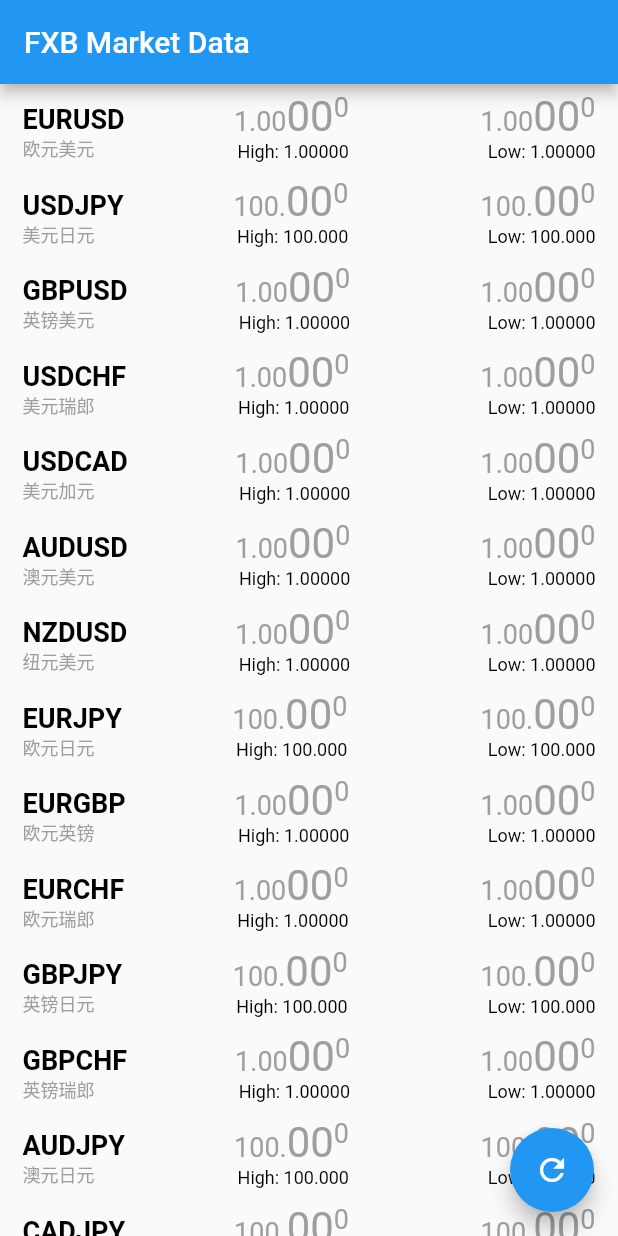
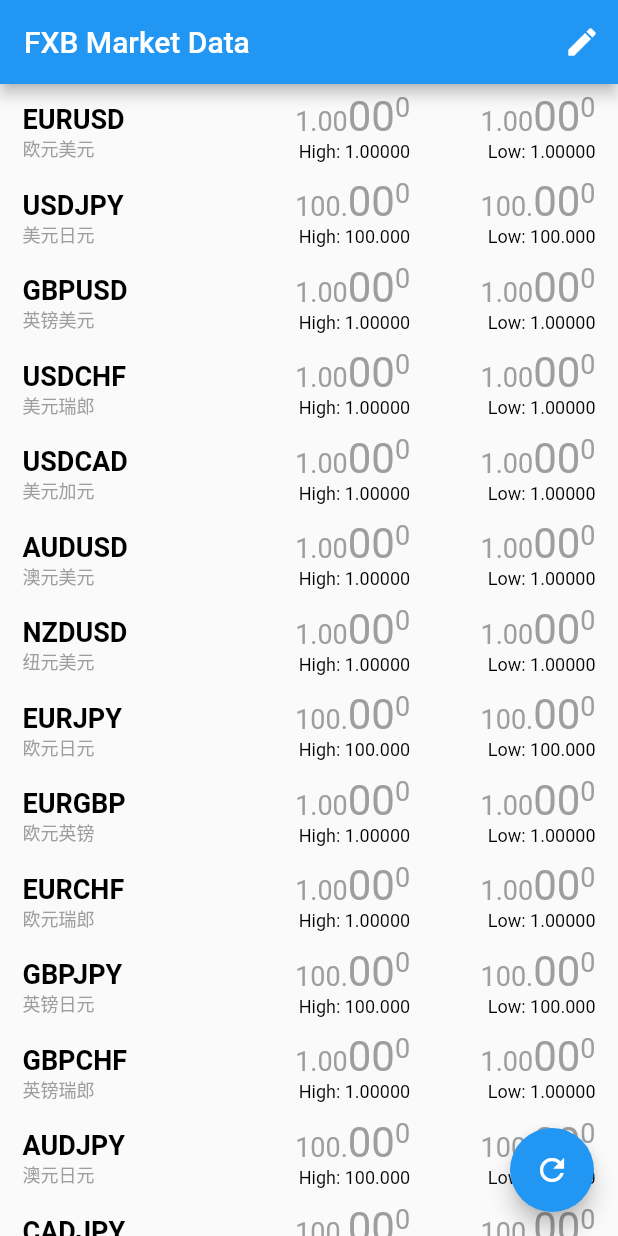
Before and after one commit to carlosxl/teaser, a Flutter app: the screen it shows after launch, on a phone screen of 412 x 824 dp. Run offline on Flutter 3.47's test engine with Material 2 defaults, Android fonts, the phone set to English and light mode, and no system bars; our stand-ins replace flutter_redux, redux.

```diff
--- a/lib/localizations.dart
+++ b/lib/localizations.dart
@@ -19,6 +19,10 @@ class AppLocalizations {
 
   String get title => Intl.message(
         '金汇行情',
+      );
+
+  String get editTitle => Intl.message(
+        '编辑行情列表',
       );
 
   String get highPrice => Intl.message(
--- a/lib/main.dart
+++ b/lib/main.dart
@@ -6,6 +6,7 @@ import 'package:my_project/actions/actions.dart';
 import 'package:my_project/localizations.dart';
 import 'package:my_project/middleware/app_state_middleware.dart';
 import 'package:my_project/models/app_store.dart';
+import 'package:my_project/presentation/edit_list_screen.dart';
 import 'package:my_project/presentation/market_data_screen.dart';
 import 'package:my_project/reducers/app_state_reducer.dart';
 import 'package:my_project/routes.dart';
@@ -23,7 +24,7 @@ class FxbMarketDataApp extends StatelessWidget {
 
   @override
   Widget build(BuildContext context) {
-    onRefresh () async {
+    onRefresh() {
       final CompletableAction action = CompletableAction();
       store.dispatch(action);
 
@@ -44,8 +45,11 @@ class FxbMarketDataApp extends StatelessWidget {
           const Locale('en', 'US'),
         ],
         routes: {
-          FxbMarketDataRoutes.home: (BuildContext context) {
+          AppRoutes.home: (BuildContext context) {
             return MarketDataScreen(onRefresh: onRefresh);
+          },
+          AppRoutes.edit: (BuildContext context) {
+            return EditListScreen();
           },
         },
       ),
--- a/lib/presentation/market_data_row.dart
+++ b/lib/presentation/market_data_row.dart
@@ -36,6 +36,8 @@ class MarketDataRow extends StatelessWidget {
 
   @override
   Widget build(BuildContext context) {
+    double witdh_40 = MediaQuery.of(context).size.width * 0.4;
+
     return Container(
       child: Container(
         padding: EdgeInsets.symmetric(vertical: 5.0),
@@ -44,7 +46,8 @@ class MarketDataRow extends StatelessWidget {
           crossAxisAlignment: CrossAxisAlignment.end,
           children: <Widget>[
             Container(
-              padding: EdgeInsets.only(left: 15.0),
+              width: witdh_40,
+              padding: EdgeInsets.symmetric(horizontal: 15.0),
               child: Column(
                 crossAxisAlignment: CrossAxisAlignment.start,
                 children: <Widget>[
@@ -60,7 +63,7 @@ class MarketDataRow extends StatelessWidget {
               ),
             ),
             Container(
-              padding: EdgeInsets.symmetric(horizontal: 30.0),
+              padding: EdgeInsets.symmetric(horizontal: 15.0),
               child: Column(
                 crossAxisAlignment: CrossAxisAlignment.end,
                 children: <Widget>[
--- a/lib/presentation/market_data_screen.dart
+++ b/lib/presentation/market_data_screen.dart
@@ -4,6 +4,7 @@ import 'package:flutter_redux/flutter_redux.dart';
 import 'package:my_project/containers/market_data.dart';
 import 'package:my_project/localizations.dart';
 import 'package:my_project/models/app_store.dart';
+import 'package:my_project/routes.dart';
 
 class MarketDataScreen extends StatelessWidget {
   final onRefresh;
@@ -17,6 +18,14 @@ class MarketDataScreen extends StatelessWidget {
         return Scaffold(
           appBar: AppBar(
             title: Text(AppLocalizations.of(context).title),
+            actions: <Widget>[
+              IconButton(
+                icon: Icon(Icons.edit),
+                onPressed: () {
+                  Navigator.pushNamed(context, AppRoutes.edit);
+                },
+              ),
+            ]
           ),
           body: RefreshIndicator(
             onRefresh: onRefresh,
--- a/lib/routes.dart
+++ b/lib/routes.dart
@@ -1,3 +1,4 @@
-class FxbMarketDataRoutes {
+class AppRoutes {
   static final home = '/';
+  static final edit = '/edit';
 }
```
Also changed, not shown: lib/actions/actions.dart (+9 -2 lines), lib/containers/edit_list_box.dart (added, +44 -0 lines), lib/presentation/edit_list_screen.dart (added, +16 -0 lines), lib/reducers/app_state_reducer.dart (+15 -0 lines).
